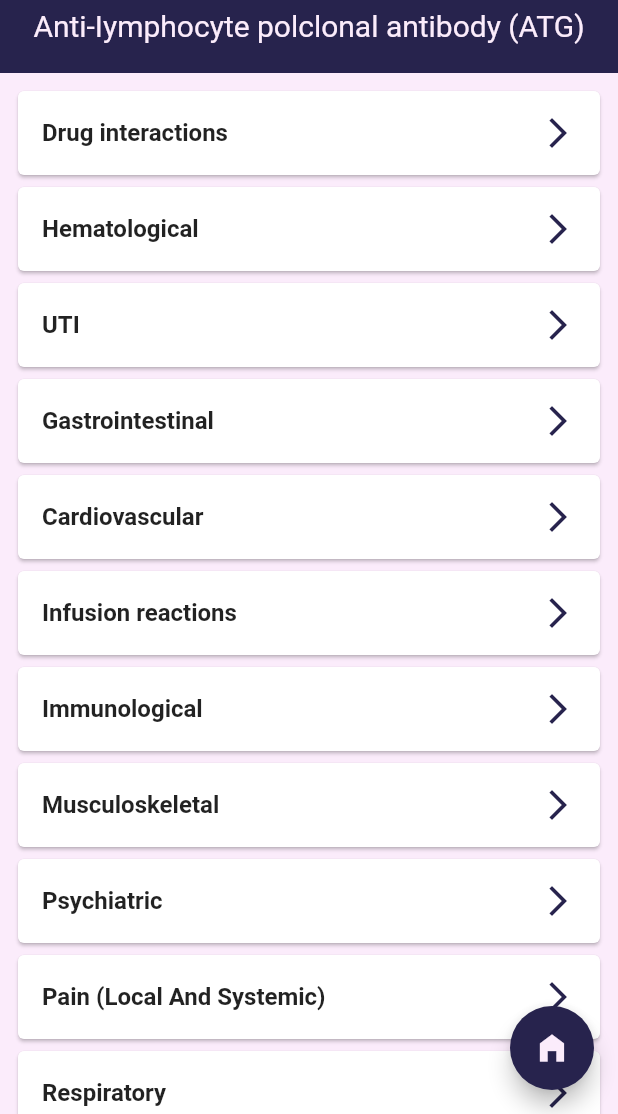
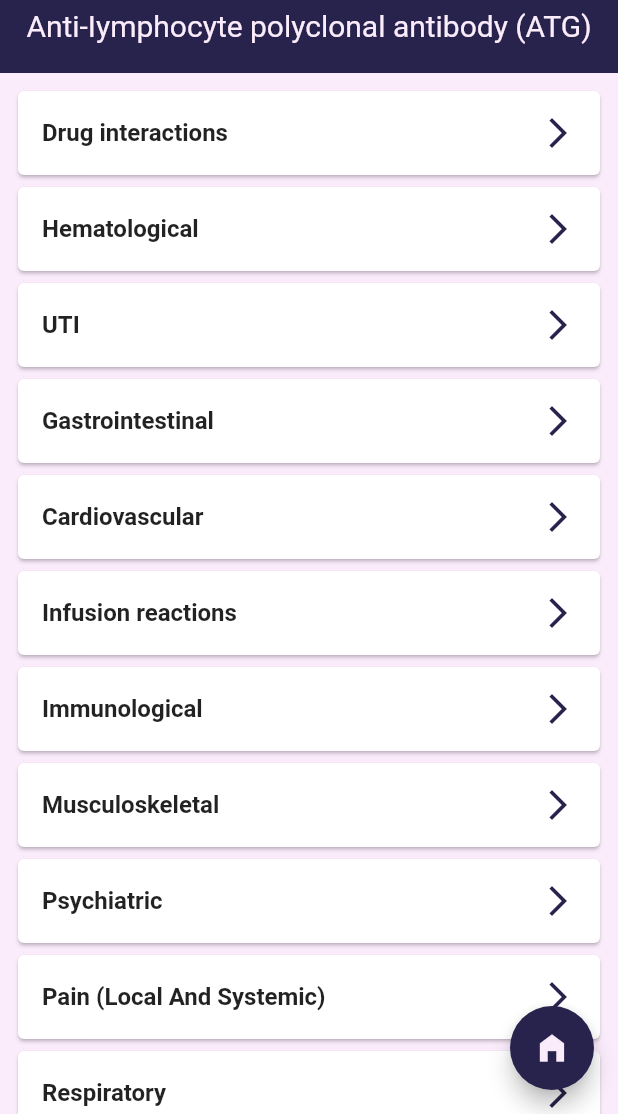
Before and after one commit to shalabym970/Immuno-Plant, a Flutter app: the Transplantation screen opened directly, after a tap on an icon or button, on a phone screen of 412 x 824 dp, the part 122-1236 px from its top. Run offline on Flutter 3.47's test engine with Material 2 defaults, Android fonts, the phone set to English and light mode, and no system bars; our stand-ins replace native_pdf_view; missing offline and left inert: a package; Roboto replaces fonts that are missing (Nunito).

Commit message:
production version 3

```diff
--- a/lib/screens/classifications/transplantation/transplantation.dart
+++ b/lib/screens/classifications/transplantation/transplantation.dart
@@ -113,7 +113,7 @@ class _TransplantationState extends State<Transplantation> {
           ),
           ClassificationsCard(
             id: 6,
-            title: 'Anti-Iymphocyte polclonal antibody (ATG)',
+            title: 'Anti-Iymphocyte polyclonal antibody (ATG)',
             onTap: () {
               setState(() {
                 id = 6;
@@ -123,7 +123,7 @@ class _TransplantationState extends State<Transplantation> {
                 MaterialPageRoute(
                     builder: (context) => TransplantationDrugs(
                           id: id,
-                          section: 'Anti-Iymphocyte polclonal antibody (ATG)',
+                          section: 'Anti-Iymphocyte polyclonal antibody (ATG)',
                         )),
               );
             },
--- a/lib/screens/classifications/transplantation/transplantation_drugs.dart
+++ b/lib/screens/classifications/transplantation/transplantation_drugs.dart
@@ -4,6 +4,7 @@ import 'package:immuno_plant/screens/classifications/transplantation/transplanta
 import 'package:immuno_plant/screens/classifications/transplantation/transplantation_drugs/basiliximab.dart';
 import 'package:immuno_plant/screens/classifications/transplantation/transplantation_drugs/cyclosporine.dart';
 import 'package:immuno_plant/screens/classifications/transplantation/transplantation_drugs/everolimus.dart';
+import 'package:immuno_plant/screens/classifications/transplantation/transplantation_drugs/prednisone.dart';
 import 'package:immuno_plant/screens/classifications/transplantation/transplantation_drugs/rituximab.dart';
 import 'package:immuno_plant/screens/classifications/transplantation/transplantation_drugs/mycophenolate_mofetil_mmf.dart';
 import 'package:immuno_plant/screens/classifications/transplantation/transplantation_drugs/sirolimus.dart';
@@ -41,7 +42,7 @@ class _TransplantationDrugsState extends State<TransplantationDrugs> {
     } else if (widget.id == 2) {
       return const Tacrolimus();
     } else if (widget.id == 3) {
-      return const Cyclosporine();
+      return const Prednisone();
     } else if (widget.id == 4) {
       return const MMF();
     } else if (widget.id == 5) {
```
Also changed, not shown: lib/screens/home_page.dart (+2 -19 lines).
